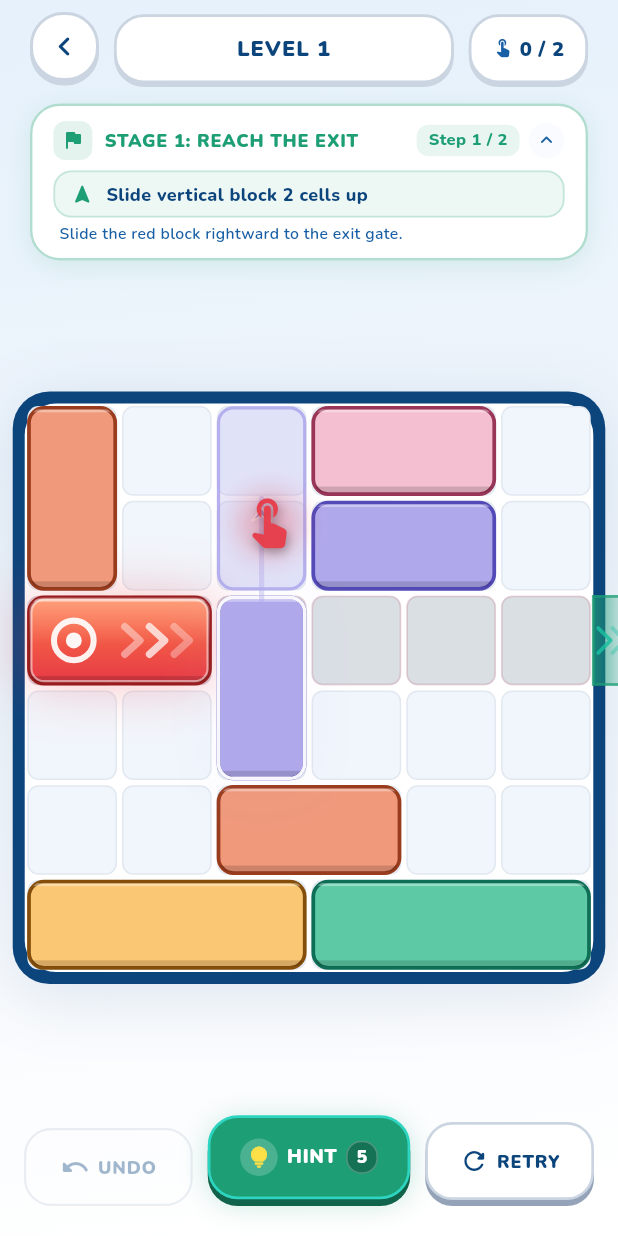
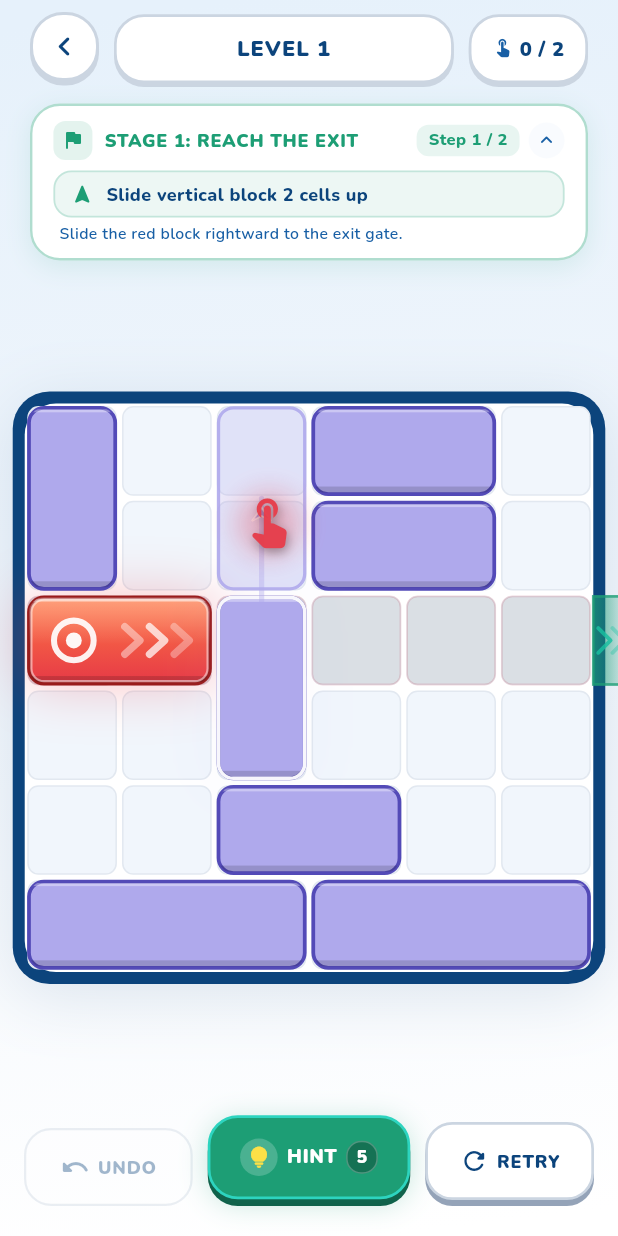
Before and after one commit to emir-canswe/deatlock, a Flutter app: the screen it shows after launch, after a tap on "LEVEL 1", on a phone screen of 412 x 824 dp. Run offline on Flutter 3.47's test engine with Material 3 defaults, Android fonts, the phone set to English and light mode, and no system bars; our stand-ins replace audioplayers, shared_preferences; missing offline and left inert: dart:js_interop.

Commit message:
feat(board): one colour for all obstacles in Levels mode
New players could not tell which block they were supposed to free, because
every piece had its own colour. In Levels mode all obstacles now share a
single violet, so the red target block is the only thing that stands out —
violet contrasts strongly with the target without clashing with the green
exit gate.

Zen, Daily and Sprint keep the varied palette: the behaviour is driven by one
flag that GameScreen only sets for GameMode.levels.

Co-Authored-By: Claude Opus 5 <noreply@anthropic.com>

```diff
--- a/lib/core/palette.dart
+++ b/lib/core/palette.dart
@@ -60,6 +60,14 @@ class Palette {
           (Color(0xFFFAC775), Color(0xFF854F0B)), // amber / amber border
         ];
 
+  /// Single colour used for every obstacle block in Levels mode, so the only
+  /// piece that stands out is the red target the player has to free.
+  /// Violet contrasts strongly with the red target without clashing with the
+  /// green exit gate.
+  static (Color, Color) get uniformBlock => isDark
+      ? const (Color(0xFF8B5CF6), Color(0xFF5B21B6))
+      : const (Color(0xFFAFA9EC), Color(0xFF534AB7));
+
   // Target block colors (glowing gold/sunset orange-red)
   static const Color targetStart = Color(0xFFFF7A45);
   static const Color targetEnd = Color(0xFFE63946);
--- a/lib/ui/screens/game_screen.dart
+++ b/lib/ui/screens/game_screen.dart
@@ -424,6 +424,8 @@ class _GameScreenState extends State<GameScreen> with TickerProviderStateMixin {
                                           key: _boardViewKey,
                                           controller: _gameController!,
                                           onWin: _onWin,
+                                          uniformBlocks:
+                                              activeMode == GameMode.levels,
                                         ),
                                         if (activeMode == GameMode.levels &&
                                             _currentLevelNumber <= 5 &&
--- a/lib/ui/widgets/board_painter.dart
+++ b/lib/ui/widgets/board_painter.dart
@@ -146,6 +146,10 @@ class BoardPainter extends CustomPainter {
   final double cellSize;
   final bool isDark;
 
+  /// Levels mode paints every obstacle in one colour so the target block is
+  /// unmistakable. The other modes keep the varied palette.
+  final bool uniformBlocks;
+
   final double breathingValue; // 0..1 target glow breathing
   final double exitArrowValue; // 0..1 exit arrow scrolling
 
@@ -158,6 +162,7 @@ class BoardPainter extends CustomPainter {
     this.breathingValue = 0.0,
     this.exitArrowValue = 0.0,
     this.isDark = false,
+    this.uniformBlocks = false,
   });
 
   @override
@@ -268,8 +273,10 @@ class BoardPainter extends CustomPainter {
         borderColor = Palette.targetBorder;
         useGradientBody = true;
       } else {
-        final pair = Palette
-            .normalBlockGradients[i % Palette.normalBlockGradients.length];
+        final pair = uniformBlocks
+            ? Palette.uniformBlock
+            : Palette.normalBlockGradients[
+                i % Palette.normalBlockGradients.length];
         bodyColor = pair.$1;
         borderColor = pair.$2;
         useGradientBody = false;
@@ -397,6 +404,7 @@ class BoardPainter extends CustomPainter {
         dragPixelOffset != oldDelegate.dragPixelOffset ||
         cellSize != oldDelegate.cellSize ||
         isDark != oldDelegate.isDark ||
+        uniformBlocks != oldDelegate.uniformBlocks ||
         _step(breathingValue, 22) != _step(oldDelegate.breathingValue, 22) ||
         _step(exitArrowValue, 24) != _step(oldDelegate.exitArrowValue, 24);
   }
--- a/lib/ui/widgets/board_view.dart
+++ b/lib/ui/widgets/board_view.dart
@@ -18,10 +18,14 @@ class BoardView extends StatefulWidget {
   final GameController controller;
   final VoidCallback? onWin;
 
+  /// True in Levels mode: every obstacle shares one colour.
+  final bool uniformBlocks;
+
   const BoardView({
     super.key,
     required this.controller,
     this.onWin,
+    this.uniformBlocks = false,
   });
 
   @override
@@ -430,6 +434,7 @@ class BoardViewState extends State<BoardView> with TickerProviderStateMixin {
                                   breathingValue: _breathValue,
                                   exitArrowValue: _arrowPhase,
                                   isDark: Palette.isDark,
+                                  uniformBlocks: widget.uniformBlocks,
                                 ),
                                 size: Size(boardPixels, boardPixels),
                               );
```
